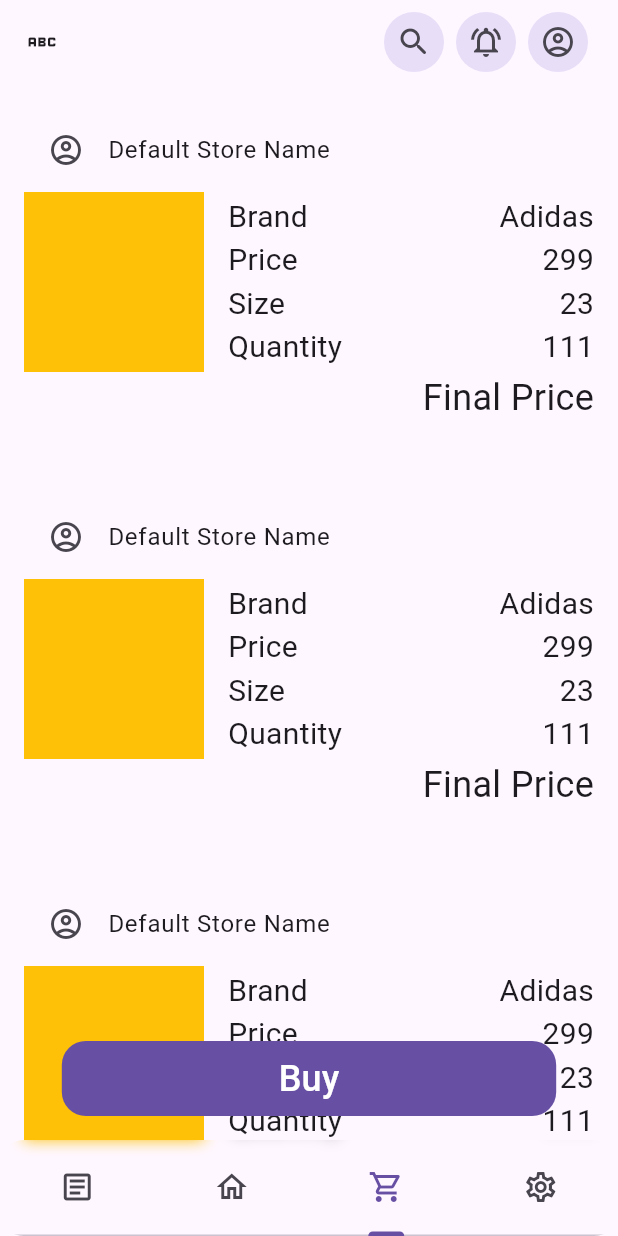
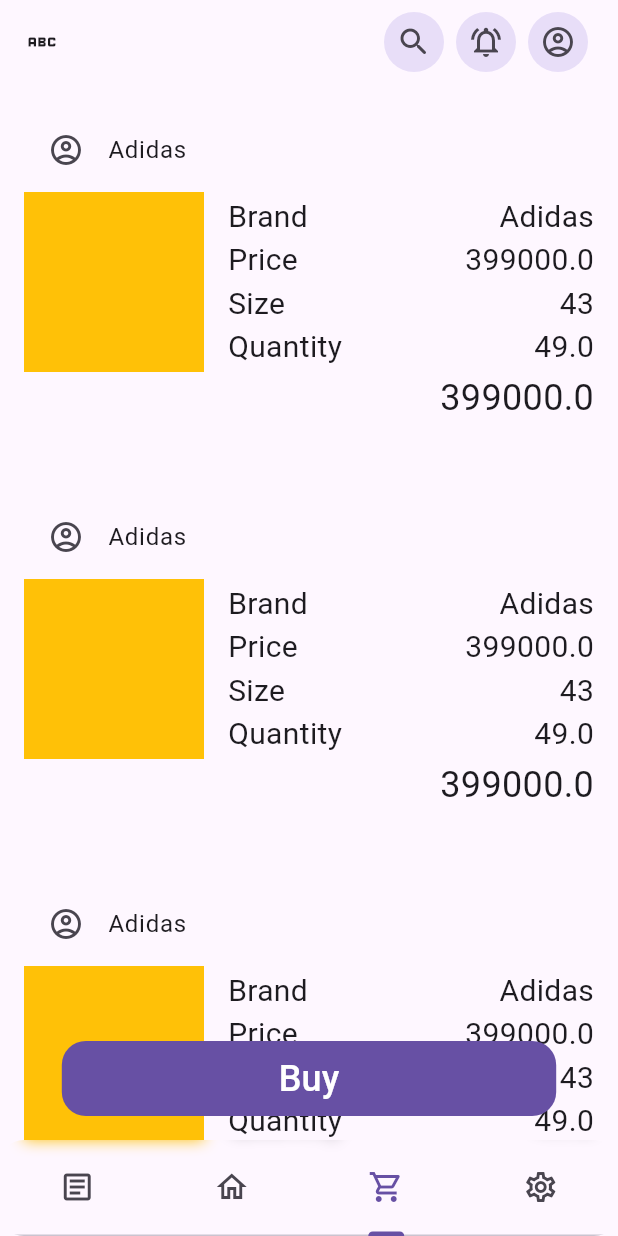
Before and after one commit to LumaMainProject/luma, a Flutter app: the PageBuyerHomepage screen opened directly, item 3 of the bottom bar chosen, on a phone screen of 412 x 824 dp. Run offline on Flutter 3.47's test engine with Material 3 defaults, Android fonts, the light colour scheme and no system bars; our stand-ins replace bloc, equatable.

Commit message:
Implemets save files to app

```diff
--- a/lib/global/classes/object_shop.dart
+++ b/lib/global/classes/object_shop.dart
@@ -5,12 +5,16 @@
   final String shopName;
   final AssetImage icon;
   final AssetImage header;
+  final int? rating;
+  final int followers;
   final List<ObjectItem>? items;
 
   const ObjectShop({
     required this.shopName,
     required this.icon,
     required this.header,
+    this.followers = 0,
+    this.rating,
     this.items,
   });
 }
--- a/lib/global/params/app_images.dart
+++ b/lib/global/params/app_images.dart
@@ -5,9 +5,9 @@
 
   static final adidasLogo = AssetImage('assets/images/adidas_image.png');
   static final balenciagaLogo = AssetImage(
-    'assets/images/balenciaga_image.png',
+    'assets/images/balenciaga_image.jpg',
   );
-  static final pradaLogo = AssetImage('assets/images/prada_image.png');
+  static final pradaLogo = AssetImage('assets/images/prada_logo.webp');
 
   // LOGOS FOR SHOP
 
--- a/lib/global/saves/saves.dart
+++ b/lib/global/saves/saves.dart
@@ -1,24 +1,63 @@
 import 'package:luma/global/classes/object_item.dart';
 import 'package:luma/global/classes/object_shop.dart';
 import 'package:luma/global/params/app_images.dart';
+
+abstract class SaveLists{
+  static final List<ObjectItem> itemList = [
+    SaveItem.adidas_1,
+    SaveItem.adidas_2,
+    SaveItem.adidas_3,
+    SaveItem.balenciaga_1,
+    SaveItem.balenciaga_2,
+    SaveItem.balenciaga_3,
+    SaveItem.balenciaga_4,
+    SaveItem.prada_1,
+    SaveItem.prada_2,
+    SaveItem.prada_3,
+    SaveItem.prada_4,
+  ];
+}
 
 abstract class SaveShop {
   static final ObjectShop adidas = ObjectShop(
     shopName: "Adidas",
     icon: AppImages.adidasImage,
     header: AppImages.adidasLogo,
+    followers: 13000,
+    rating: 4,
+    // items: [
+    //   SaveItem.adidas_1,
+    //   SaveItem.adidas_2,
+    //   SaveItem.adidas_3,
+    // ]
   );
 
   static final ObjectShop prada = ObjectShop(
     shopName: "Prada",
     icon: AppImages.pradaImage,
     header: AppImages.pradaLogo,
+    followers: 28000,
+    rating: 5,
+    // items: [
+    //   SaveItem.prada_1,
+    //   SaveItem.prada_2,
+    //   SaveItem.prada_3,
+    //   SaveItem.prada_4,
+    // ]
   );
 
   static final ObjectShop balenciaga = ObjectShop(
     shopName: "Balenciaga",
     icon: AppImages.balenciagaImage,
     header: AppImages.balenciagaLogo,
+    followers: 33000,
+    rating: 3,
+    // items: [
+    //   SaveItem.balenciaga_1,
+    //   SaveItem.balenciaga_2,
+    //   SaveItem.balenciaga_3,
+    //   SaveItem.balenciaga_4,
+    // ]
   );
 }
 
--- a/lib/ui/pages/buyer/homepage/page_buyer_homepage_cart.dart
+++ b/lib/ui/pages/buyer/homepage/page_buyer_homepage_cart.dart
@@ -1,5 +1,6 @@
 import 'package:flutter/material.dart';
 import 'package:luma/global/params/app_text_styles.dart';
+import 'package:luma/global/saves/saves.dart';
 import 'package:luma/ui/pages/buyer/page_buyer_purchase.dart';
 import 'package:luma/ui/widgets/widget_shop_cart_item.dart';
 
@@ -12,10 +13,10 @@
       children: [
         ListView.separated(
           itemBuilder: (context, index) {
-            return WidgetShopCartItem();
+            return WidgetShopCartItem(item: SaveLists.itemList[index]);
           },
           separatorBuilder: (context, index) => const SizedBox(height: 16),
-          itemCount: 10,
+          itemCount: SaveLists.itemList.length,
         ),
 
         Align(
--- a/lib/ui/pages/seller/homepage/page_seller_homepage_store.dart
+++ b/lib/ui/pages/seller/homepage/page_seller_homepage_store.dart
@@ -1,5 +1,6 @@
 import 'package:flutter/material.dart';
 import 'package:luma/global/params/app_text_styles.dart';
+import 'package:luma/global/saves/saves.dart';
 import 'package:luma/ui/widgets/widget_grid_view_promos.dart';
 import 'package:luma/ui/widgets/widget_grid_view_suggested.dart';
 
@@ -145,7 +146,7 @@
               children: [
                 Text("Promos", style: AppTextStyles.title),
                 SizedBox(height: 16),
-                WidgetGridViewPromos(),
+                WidgetGridViewPromos(itemList: SaveLists.itemList),
               ],
             ),
           ),
@@ -158,7 +159,7 @@
             child: Column(
               children: [
                 Text("All", style: AppTextStyles.title),
-                WidgetGridViewSuggested(),
+                WidgetGridViewSuggested(itemList: SaveLists.itemList),
               ],
             ),
           ),
--- a/lib/ui/widgets/widget_shop_cart_item.dart
+++ b/lib/ui/widgets/widget_shop_cart_item.dart
@@ -1,9 +1,11 @@
 import 'package:flutter/material.dart';
+import 'package:luma/global/classes/object_item.dart';
 import 'package:luma/global/params/app_text_styles.dart';
 import 'package:luma/ui/widgets/widget_store.dart';
 
 class WidgetShopCartItem extends StatelessWidget {
-  const WidgetShopCartItem({super.key});
+  final ObjectItem item;
+  const WidgetShopCartItem({super.key, required this.item});
 
   @override
   Widget build(BuildContext context) {
@@ -15,7 +17,7 @@
       child: Column(
         mainAxisSize: MainAxisSize.min,
         children: [
-          WidgetStore(),
+          WidgetStore(store: item.shop,),
 
           Row(
             mainAxisSize: MainAxisSize.max,
@@ -32,28 +34,28 @@
                       mainAxisAlignment: MainAxisAlignment.spaceBetween,
                       children: [
                         Text("Brand", style: AppTextStyles.title2),
-                        Text("Adidas", style: AppTextStyles.title2),
+                        Text(item.brand, style: AppTextStyles.title2),
                       ],
                     ),
                     Row(
                       mainAxisAlignment: MainAxisAlignment.spaceBetween,
                       children: [
                         Text("Price", style: AppTextStyles.title2),
-                        Text("299", style: AppTextStyles.title2),
+                        Text(item.price.toString(), style: AppTextStyles.title2),
                       ],
                     ),
                     Row(
                       mainAxisAlignment: MainAxisAlignment.spaceBetween,
                       children: [
                         Text("Size", style: AppTextStyles.title2),
-                        Text("23", style: AppTextStyles.title2),
+                        Text(item.size, style: AppTextStyles.title2),
                       ],
                     ),
                     Row(
                       mainAxisAlignment: MainAxisAlignment.spaceBetween,
                       children: [
                         Text("Quantity", style: AppTextStyles.title2),
-                        Text("111", style: AppTextStyles.title2),
+                        Text(item.quantity.toString(), style: AppTextStyles.title2),
                       ],
                     ),
                   ],
@@ -64,7 +66,7 @@
 
           Align(
             alignment: Alignment.centerRight,
-            child: Text("Final Price", style: AppTextStyles.title),
+            child: Text(item.price.toString(), style: AppTextStyles.title),
           ),
         ],
       ),
--- a/lib/ui/widgets/widget_store.dart
+++ b/lib/ui/widgets/widget_store.dart
@@ -1,17 +1,14 @@
 import 'dart:ui';
 
 import 'package:flutter/material.dart';
+import 'package:luma/global/classes/object_shop.dart';
 import 'package:luma/global/params/app_icons.dart';
 import 'package:luma/ui/pages/buyer/page_buyer_shop_page.dart';
 
 class WidgetStore extends StatelessWidget {
+  final ObjectShop store;
   final double blurLevel;
-  final String storeName;
-  const WidgetStore({
-    super.key,
-    this.blurLevel = 0,
-    this.storeName = "Default Store Name",
-  });
+  const WidgetStore({super.key, this.blurLevel = 0, required this.store});
 
   @override
   Widget build(BuildContext context) {
@@ -21,12 +18,12 @@
         filter: ImageFilter.blur(sigmaX: blurLevel, sigmaY: blurLevel),
         child: ListTile(
           leading: const Icon(AppIcons.account),
-          title: Text(storeName),
+          title: Text(store.shopName),
           onTap: () {
             Navigator.push(
               context,
               MaterialPageRoute(
-                builder: (context) => const PageBuyerShopPage(),
+                builder: (context) => PageBuyerShopPage(shop: store),
               ),
             );
           },
```
Also changed, not shown: lib/ui/pages/buyer/homepage/page_buyer_homepage_feed.dart (+8 -73 lines), lib/ui/pages/buyer/homepage/page_buyer_homepage_home.dart (+5 -4 lines), lib/ui/pages/buyer/page_buyer_item_card.dart (+21 -8 lines), lib/ui/pages/buyer/page_buyer_shop_page.dart (+34 -14 lines), lib/ui/widgets/custom_page_route.dart (deleted, +0 -21 lines), lib/ui/widgets/widger_carousel_view.dart (+7 -11 lines), lib/ui/widgets/widget_feed_container.dart (added, +63 -0 lines), lib/ui/widgets/widget_grid_view_promos.dart (+5 -3 lines), lib/ui/widgets/widget_grid_view_suggested.dart (+5 -3 lines), lib/ui/widgets/widget_item_card.dart (+14 -4 lines).
